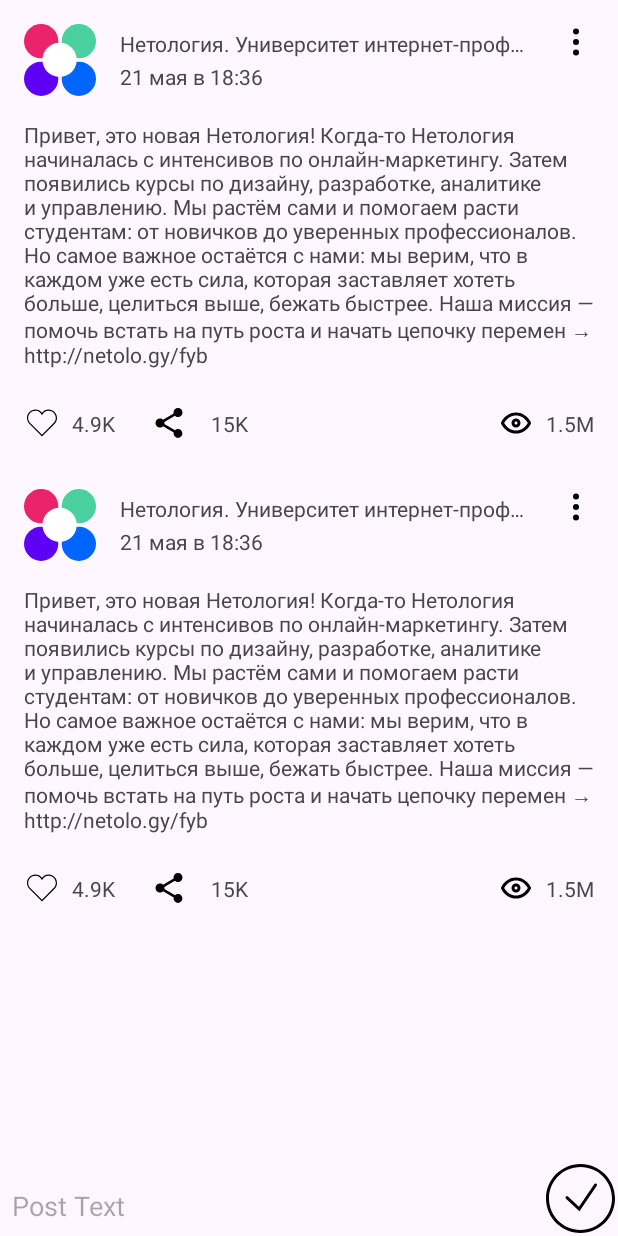
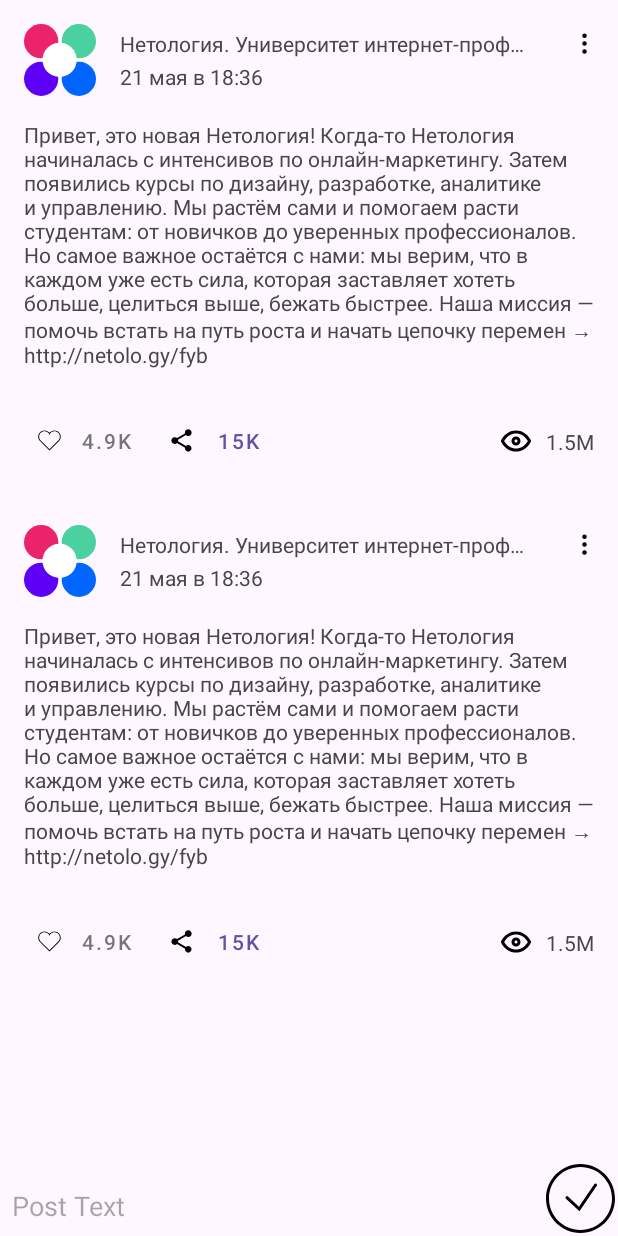
Before and after one commit to AndreyRyabkin/HomWork6, an Android app: the screen it shows after launch (MainActivity), on a phone screen of 412 x 824 dp. Run offline under Robolectric (Android 15) with nearby library versions, the phone set to English and light mode, and no system bars.

Commit message:
Material Design

```diff
--- a/app/src/main/java/ru/netology/androidhw3/MainActivity.kt
+++ b/app/src/main/java/ru/netology/androidhw3/MainActivity.kt
@@ -57,7 +57,7 @@ class MainActivity : AppCompatActivity() {
             viewModel.changeContentandSave(text)
             binding.content.setText("")
             binding.content.clearFocus()
-            AndroidUtils.hideKeyboard(it)
+           // AndroidUtils.hideKeyboard(it)
 
         }
           viewModel.edited.observe(this){
--- a/app/src/main/java/ru/netology/androidhw3/PostViewModel.kt
+++ b/app/src/main/java/ru/netology/androidhw3/PostViewModel.kt
@@ -11,6 +11,7 @@ private val empty = Post(
     "",
     "",
     "",
+    false,
     false,
     0,
     0,
--- a/app/src/main/java/ru/netology/androidhw3/Utils.kt
+++ b/app/src/main/java/ru/netology/androidhw3/Utils.kt
@@ -18,9 +18,3 @@ fun format(numberView: Int): String {
         else -> "${numberView/1_000_000}.${(numberView%1_000_000)/100_000}M"
     }
 }
-object AndroidUtils {
-    fun hideKeyboard(view: View) {
-        val imm = view.context.getSystemService(Context.INPUT_METHOD_SERVICE) as InputMethodManager
-        imm.hideSoftInputFromWindow(view.windowToken, 0)
-    }
-}
--- a/app/src/main/java/ru/netology/androidhw3/adapter/PostsAdapter.kt
+++ b/app/src/main/java/ru/netology/androidhw3/adapter/PostsAdapter.kt
@@ -3,7 +3,6 @@ package ru.netology.androidhw3.adapter
 import android.view.LayoutInflater
 import android.view.ViewGroup
 import androidx.appcompat.widget.PopupMenu
-import androidx.lifecycle.LiveData
 import androidx.recyclerview.widget.DiffUtil
 import androidx.recyclerview.widget.ListAdapter
 import androidx.recyclerview.widget.RecyclerView
@@ -47,12 +46,22 @@ class PostsViewHolder(
             published.text = post.published
             content.text = post.content
 
-            likes.text = format(post.counter)
+
             numberOfVies.text = format(post.numberView)
-            textView.text = format(post.repost)
 
-            likesView.setImageResource(
-                if (post.likeByMe) R.drawable.like_red else R.drawable.like_svgrepo_com)
+
+             imageView.apply {
+                 isChecked = post.share
+                 text = format(post.repost)
+             }
+
+
+            likesView.apply {
+                isChecked = post.likeByMe
+                text  = format(post.counter)
+            }
+
+
 
             likesView.setOnClickListener {
                 onInteractionListener.onLike(post)
--- a/app/src/main/java/ru/netology/androidhw3/dto/Post.kt
+++ b/app/src/main/java/ru/netology/androidhw3/dto/Post.kt
@@ -6,6 +6,7 @@ data class Post(
     val published: String,
     val content: String,
     val likeByMe: Boolean,
+    val share : Boolean,
     val counter: Int,
     val numberView: Int,
     var repost: Int,
--- a/app/src/main/java/ru/netology/androidhw3/repository/PostRepositoryinMemoryImpl.kt
+++ b/app/src/main/java/ru/netology/androidhw3/repository/PostRepositoryinMemoryImpl.kt
@@ -15,6 +15,7 @@ class PostRepositoryInMemoryImpl : PostRepository {
             published = "21 мая в 18:36",
             content = "Привет, это новая Нетология! Когда-то Нетология начиналась с интенсивов по онлайн-маркетингу. Затем появились курсы по дизайну, разработке, аналитике и управлению. Мы растём сами и помогаем расти студентам: от новичков до уверенных профессионалов. Но самое важное остаётся с нами: мы верим, что в каждом уже есть сила, которая заставляет хотеть больше, целиться выше, бежать быстрее. Наша миссия — помочь встать на путь роста и начать цепочку перемен → http://netolo.gy/fyb",
             likeByMe = false,
+            share = false,
             counter = 4999,
             numberView = 1_500_500,
             repost = 15_999
@@ -24,10 +25,11 @@ class PostRepositoryInMemoryImpl : PostRepository {
             published = "21 мая в 18:36",
             content = "Привет, это новая Нетология! Когда-то Нетология начиналась с интенсивов по онлайн-маркетингу. Затем появились курсы по дизайну, разработке, аналитике и управлению. Мы растём сами и помогаем расти студентам: от новичков до уверенных профессионалов. Но самое важное остаётся с нами: мы верим, что в каждом уже есть сила, которая заставляет хотеть больше, целиться выше, бежать быстрее. Наша миссия — помочь встать на путь роста и начать цепочку перемен → http://netolo.gy/fyb",
             likeByMe = false,
+            share = false,
             counter = 4999,
             numberView = 1_500_500,
             repost = 15_999
-    )
+        )
     )
 
     private val data = MutableLiveData(posts)
--- /dev/null
+++ b/app/src/main/res/color/collor_like_selector.xml
@@ -0,0 +1,5 @@
+<?xml version="1.0" encoding="utf-8"?>
+<selector xmlns:android="http://schemas.android.com/apk/res/android">
+<item android:color="@color/red"  android:state_checked="true"/>
+    <item android:color="@color/black"/>
+</selector>
--- /dev/null
+++ b/app/src/main/res/drawable/ic_imageview_selector.xml
@@ -0,0 +1,4 @@
+<?xml version="1.0" encoding="utf-8"?>
+<selector xmlns:android="http://schemas.android.com/apk/res/android">
+    <item android:drawable="@drawable/_share_90177"/>
+    </selector>
--- /dev/null
+++ b/app/src/main/res/drawable/ic_like_selector.xml
@@ -0,0 +1,5 @@
+<?xml version="1.0" encoding="utf-8"?>
+<selector xmlns:android="http://schemas.android.com/apk/res/android">
+<item android:drawable="@drawable/like_red" android:state_checked="true"/>
+    <item android:drawable="@drawable/like_svgrepo_com"/>
+</selector>
--- /dev/null
+++ b/app/src/main/res/drawable/ic_menu_selector.xml
@@ -0,0 +1,6 @@
+<?xml version="1.0" encoding="utf-8"?>
+<selector xmlns:android="http://schemas.android.com/apk/res/android">
+
+        <item android:drawable="@drawable/more_vertical_svgrepo_com"/>
+
+</selector>
--- a/app/src/main/res/layout/card_post.xml
+++ b/app/src/main/res/layout/card_post.xml
@@ -39,15 +39,17 @@
         app:layout_constraintTop_toBottomOf="@id/author"
         tools:text="@sample/posts.json/data/published" />
 
-    <ImageButton
+    <com.google.android.material.button.MaterialButton
         android:id="@+id/menu"
-        android:layout_width="wrap_content"
-        android:layout_height="wrap_content"
+        style="@style/App.Widget.optionsButton"
+        android:layout_width="23dp"
+        android:layout_height="25dp"
         android:background="@android:color/transparent"
         android:contentDescription="@string/description_post_menu"
-        android:src="@drawable/more_vertical_svgrepo_com"
+        app:icon="@drawable/more_vertical_svgrepo_com"
+        app:layout_constraintBottom_toBottomOf="@+id/author"
         app:layout_constraintEnd_toEndOf="parent"
-        app:layout_constraintTop_toTopOf="parent" />
+        app:layout_constraintTop_toTopOf="@+id/author" />
 
     <androidx.constraintlayout.widget.Barrier
         android:id="@+id/barrierTop"
@@ -73,12 +75,15 @@
         app:constraint_referenced_ids="content" />
 
 
-    <ImageButton
+    <com.google.android.material.button.MaterialButton
         android:id="@+id/likesView"
+        android:checkable="true"
         android:layout_width="wrap_content"
         android:layout_height="wrap_content"
+        style="@style/App.Widget.likeButton"
+        app:icon="@drawable/ic_like_selector"
         android:background="@android:color/transparent"
-        android:src="@drawable/like_svgrepo_com"
+        android:button="@drawable/ic_like_selector"
 app:layout_constraintTop_toBottomOf="@id/barrierBottom"
         android:layout_marginTop="24dp"
         />
@@ -94,15 +99,6 @@ app:layout_constraintTop_toBottomOf="@id/barrierBottom"
         app:layout_constraintEnd_toStartOf="@id/numberOfVies"
         app:layout_constraintTop_toTopOf="@+id/likesView" />
 
-    <TextView
-        android:id="@+id/likes"
-        android:layout_width="wrap_content"
-        android:layout_height="wrap_content"
-        android:layout_marginStart="8dp"
-        android:text="10"
-        app:layout_constraintBottom_toBottomOf="@+id/likesView"
-        app:layout_constraintStart_toEndOf="@id/likesView"
-        app:layout_constraintTop_toTopOf="@+id/likesView" />
 
     <TextView
         android:id="@+id/numberOfVies"
@@ -113,26 +109,18 @@ app:layout_constraintTop_toBottomOf="@id/barrierBottom"
         app:layout_constraintEnd_toEndOf="parent"
         app:layout_constraintTop_toTopOf="@+id/views" />
 
-    <ImageView
+    <com.google.android.material.button.MaterialButton
         android:id="@+id/imageView"
+        style="@style/App.Widget.imageViewButton"
+        app:icon="@drawable/_share_90177"
         android:layout_width="wrap_content"
         android:layout_height="wrap_content"
-        android:layout_marginStart="24dp"
         app:layout_constraintBottom_toBottomOf="@+id/likesView"
-        app:layout_constraintStart_toEndOf="@+id/likes"
+        app:layout_constraintStart_toEndOf="@+id/likesView"
         app:layout_constraintTop_toTopOf="@+id/likesView"
-        app:srcCompat="@drawable/_share_90177" />
+         />
 
-    <TextView
-        android:id="@+id/textView"
-        android:layout_width="wrap_content"
-        android:layout_height="wrap_content"
-        android:layout_marginStart="16dp"
-        android:text="5"
 
-        app:layout_constraintBottom_toBottomOf="@+id/imageView"
-        app:layout_constraintStart_toEndOf="@+id/imageView"
-        app:layout_constraintTop_toTopOf="@+id/imageView" />
 
 
 </androidx.constraintlayout.widget.ConstraintLayout>
--- a/app/src/main/res/values/colors.xml
+++ b/app/src/main/res/values/colors.xml
@@ -2,4 +2,5 @@
 <resources>
     <color name="black">#FF000000</color>
     <color name="white">#FFFFFFFF</color>
+    <color name="red">#FF0000</color>
 </resources>
--- /dev/null
+++ b/app/src/main/res/values/styles.xml
@@ -0,0 +1,21 @@
+<?xml version="1.0" encoding="utf-8"?>
+<resources>
+
+<style name="App.Widget.likeCheckBox" parent="Widget.MaterialComponents.CompoundButton.CheckBox">
+    <item name="buttonTint">@color/collor_like_selector</item>
+
+</style>
+
+<style name="App.Widget.likeButton" parent="Widget.MaterialComponents.Button.TextButton">
+<item name="iconTint">@color/collor_like_selector</item>
+
+</style>
+
+    <style name="App.Widget.imageViewButton" parent="Widget.MaterialComponents.Button.TextButton">
+        <item name="iconTint">@color/black</item>
+    </style>
+
+    <style name="App.Widget.optionsButton" parent="Widget.MaterialComponents.Button.TextButton">
+        <item name="iconTint">@color/black</item>
+    </style>
+    </resources>
```
Also changed, not shown: 1 other file.
